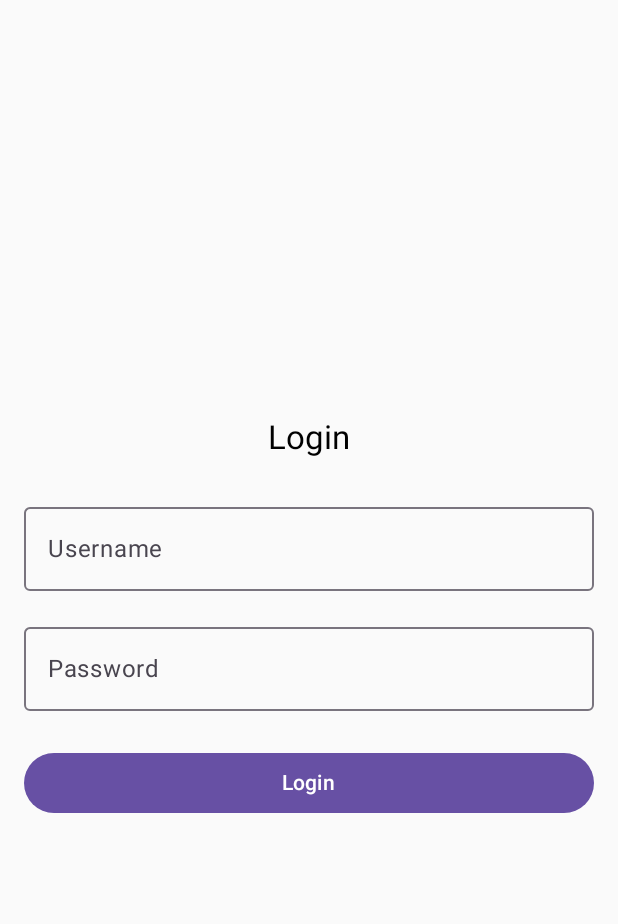
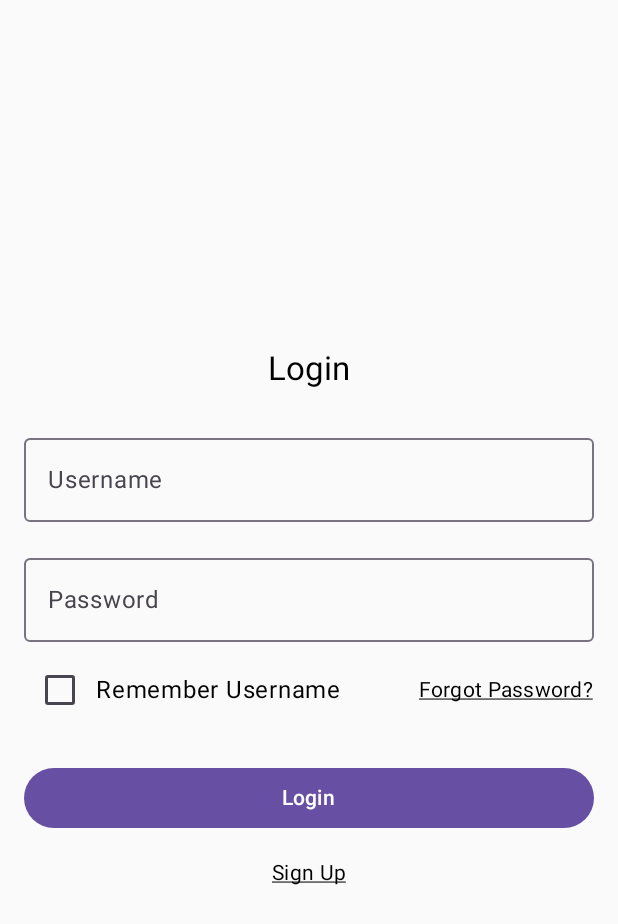
Before and after one commit to alert-city/mobile, an Android app built with Jetpack Compose: the screen it shows after launch (MainActivity), on a phone screen of 412 x 824 dp. Shown: the top 924 px of the screen. Run offline under Robolectric (Android 15) with nearby library versions, the phone set to English and light mode, and no system bars; libraries missing offline, so code that uses them is left out: com.apollographql.apollo.

```diff
--- a/composeApp/build.gradle.kts
+++ b/composeApp/build.gradle.kts
@@ -104,6 +104,7 @@ apollo {
         generateDataBuilders.set(true)
         generateFragmentImplementations.set(true)
         generateSchema.set(true)
+        generateKotlinModels.set(true)
 
         introspection {
             endpointUrl = "http://192.168.15.134:51004/graphql"
--- /dev/null
+++ b/composeApp/src/commonMain/kotlin/org/cdu/codefair/alertcity/network/GraphQLClient.kt
@@ -0,0 +1,17 @@
+package org.cdu.codefair.alertcity.network
+
+import com.apollographql.apollo.ApolloClient
+
+class GraphQLClient {
+    private val apolloClient = ApolloClient.Builder()
+        .serverUrl("http://192.168.15.134:51004/graphql")
+        .build()
+
+    suspend fun signUp(username: String, password: String) {
+//        return apolloClient.mutation().execute()
+    }
+
+    suspend fun forgotPassword(email: String) {
+//        return apolloClient.mutation().execute()
+    }
+}
--- a/composeApp/src/commonMain/kotlin/org/cdu/codefair/alertcity/view/App.kt
+++ b/composeApp/src/commonMain/kotlin/org/cdu/codefair/alertcity/view/App.kt
@@ -8,20 +8,47 @@ import androidx.compose.runtime.remember
 import androidx.compose.runtime.setValue
 import org.jetbrains.compose.ui.tooling.preview.Preview
 
+enum class Screen {
+    Login,
+    SignUp,
+    ForgotPassword,
+    Main
+}
+
 @Composable
 @Preview
 fun App() {
     MaterialTheme {
-        var isLoggedIn by remember { mutableStateOf(false) }
+        var currentScreen by remember { mutableStateOf(Screen.Login) }
         var loggedInUsername by remember { mutableStateOf("") }
 
-        if (isLoggedIn) {
-            MainScreen(username = loggedInUsername)
-        } else {
-            LoginPage(onLoginSuccess = { username ->
-                isLoggedIn = true
-                loggedInUsername = username
-            })
+        when (currentScreen) {
+            Screen.Login -> {
+                LoginPage(
+                    onLoginSuccess = { username ->
+                        loggedInUsername = username
+                        currentScreen = Screen.Main
+                    },
+                    onForgotPassword = { currentScreen = Screen.ForgotPassword },
+                    onSignUp = { currentScreen = Screen.SignUp },
+                )
+            }
+
+            Screen.SignUp -> {
+                SignUpPage {
+//                    currentScreen = Screen.Login
+                }
+            }
+
+            Screen.ForgotPassword -> {
+                ForgotPasswordPage {
+//                    currentScreen = Screen.Login
+                }
+            }
+
+            Screen.Main -> {
+                MainScreen(username = loggedInUsername)
+            }
         }
     }
 }
--- a/composeApp/src/commonMain/kotlin/org/cdu/codefair/alertcity/view/LoginPage.kt
+++ b/composeApp/src/commonMain/kotlin/org/cdu/codefair/alertcity/view/LoginPage.kt
@@ -1,13 +1,16 @@
 package org.cdu.codefair.alertcity.view
 
+import androidx.compose.foundation.clickable
 import androidx.compose.foundation.layout.Arrangement
 import androidx.compose.foundation.layout.Column
+import androidx.compose.foundation.layout.Row
 import androidx.compose.foundation.layout.Spacer
 import androidx.compose.foundation.layout.fillMaxSize
 import androidx.compose.foundation.layout.fillMaxWidth
 import androidx.compose.foundation.layout.height
 import androidx.compose.foundation.layout.padding
 import androidx.compose.material3.Button
+import androidx.compose.material3.Checkbox
 import androidx.compose.material3.MaterialTheme
 import androidx.compose.material3.OutlinedTextField
 import androidx.compose.material3.Text
@@ -15,17 +18,27 @@ import androidx.compose.runtime.Composable
 import androidx.compose.runtime.getValue
 import androidx.compose.runtime.mutableStateOf
 import androidx.compose.runtime.remember
+import androidx.compose.runtime.rememberCoroutineScope
 import androidx.compose.runtime.setValue
 import androidx.compose.ui.Alignment
 import androidx.compose.ui.Modifier
 import androidx.compose.ui.text.input.PasswordVisualTransformation
+import androidx.compose.ui.text.style.TextDecoration
 import androidx.compose.ui.unit.dp
+import org.cdu.codefair.alertcity.network.GraphQLClient
 
 @Composable
-fun LoginPage(onLoginSuccess: (String) -> Unit) {
+fun LoginPage(
+    onLoginSuccess: (String) -> Unit,
+    onForgotPassword: () -> Unit,
+    onSignUp: () -> Unit,
+) {
+    val scope = rememberCoroutineScope()
     var username by remember { mutableStateOf("") }
     var password by remember { mutableStateOf("") }
+    var rememberUsername by remember { mutableStateOf(false) }
     var errorMessage by remember { mutableStateOf<String?>(null) }
+    val graphQLClient = remember { GraphQLClient() }
 
     Column(
         modifier = Modifier
@@ -54,6 +67,20 @@ fun LoginPage(onLoginSuccess: (String) -> Unit) {
             visualTransformation = PasswordVisualTransformation(),
             modifier = Modifier.fillMaxWidth(),
         )
+        Spacer(modifier = Modifier.height(8.dp))
+        Row(verticalAlignment = Alignment.CenterVertically) {
+            Checkbox(
+                checked = rememberUsername,
+                onCheckedChange = { rememberUsername = it },
+            )
+            Text("Remember Username")
+            Spacer(modifier = Modifier.weight(1f))
+            Text(
+                "Forgot Password?",
+                style = MaterialTheme.typography.bodyMedium.copy(textDecoration = TextDecoration.Underline),
+                modifier = Modifier.clickable(onClick = onForgotPassword)
+            )
+        }
         Spacer(modifier = Modifier.height(24.dp))
 
         errorMessage?.let {
@@ -64,7 +91,7 @@ fun LoginPage(onLoginSuccess: (String) -> Unit) {
         Button(
             onClick = {
                 errorMessage = null
-                // TODO: verify login from backend
+                // TODO: verify login infos
                 if (username == "" && password == "") {
                     onLoginSuccess(username)
                 } else {
@@ -75,5 +102,11 @@ fun LoginPage(onLoginSuccess: (String) -> Unit) {
         ) {
             Text("Login")
         }
+        Spacer(modifier = Modifier.height(16.dp))
+        Text(
+            text = "Sign Up",
+            style = MaterialTheme.typography.bodyMedium.copy(textDecoration = TextDecoration.Underline),
+            modifier = Modifier.clickable { onSignUp() }
+        )
     }
 }
```
Also changed, not shown: composeApp/src/commonMain/kotlin/org/cdu/codefair/alertcity/network/NetworkClient.kt (deleted, +0 -42 lines), composeApp/src/commonMain/kotlin/org/cdu/codefair/alertcity/network/entity/MyResponse.kt (deleted, +0 -10 lines), composeApp/src/commonMain/kotlin/org/cdu/codefair/alertcity/view/ForgotPasswordPage.kt (added, +138 -0 lines), composeApp/src/commonMain/kotlin/org/cdu/codefair/alertcity/view/MainScreen.kt (+3 -4 lines), composeApp/src/commonMain/kotlin/org/cdu/codefair/alertcity/view/SignUpPage.kt (added, +131 -0 lines).
